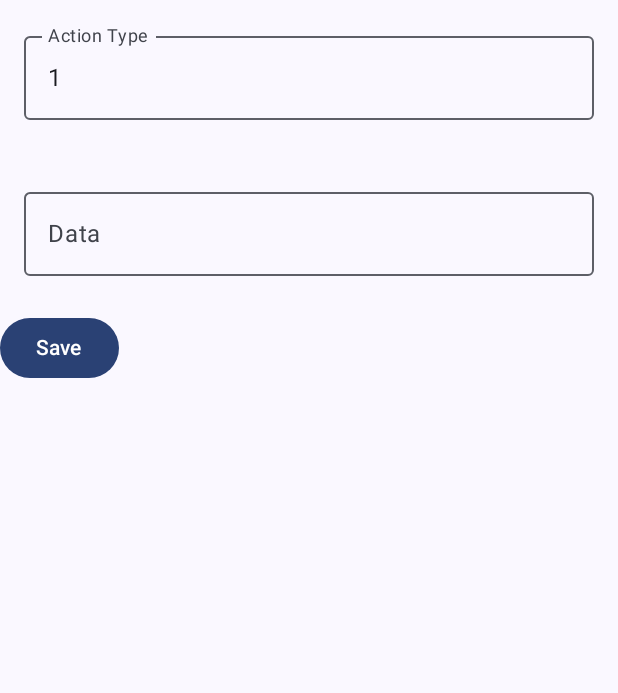
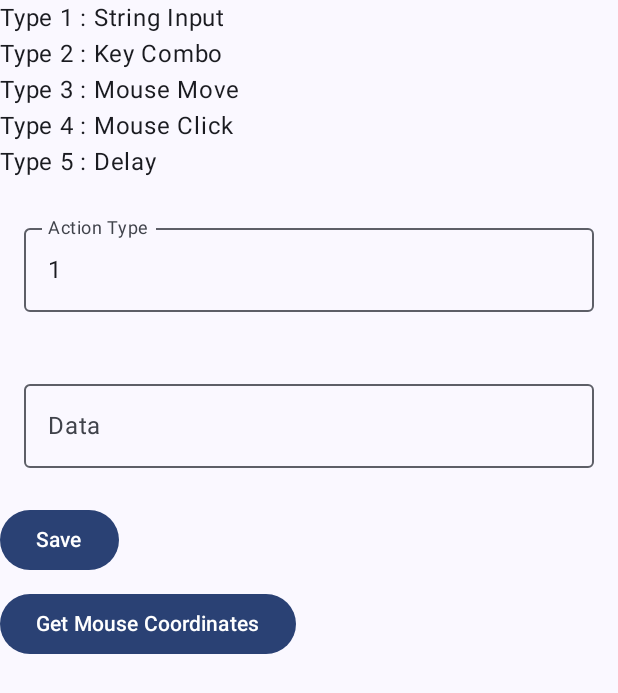
Before and after one commit to jainhardik120/MacroKeyboard, an Android app built with Jetpack Compose: the composable ActionEditScreen shown on its own in the app's theme, on a phone screen of 412 x 824 dp. Shown: the top 693 px of the screen. Run offline under Robolectric (Android 15) with nearby library versions, the phone set to English and light mode, and no system bars; our stand-ins replace Dagger/Hilt's generated code; 1 statement that could not run was skipped.

Commit message:
Mouse Coordinates Implemented

```diff
--- a/Reciever/src/main/java/Server.java
+++ b/Reciever/src/main/java/Server.java
@@ -3,6 +3,7 @@ import java.awt.event.InputEvent;
 import java.io.BufferedReader;
 import java.io.IOException;
 import java.io.InputStreamReader;
+import java.io.PrintStream;
 import java.net.*;
 import java.awt.*;
 import java.awt.event.KeyEvent;
@@ -209,6 +210,9 @@ public class Server {
                     mouseClick(jsonObject.getString("data"), robot);
                 } else if(jsonObject.get("type").equals("5")){
                     sleep(Long.parseLong(jsonObject.getString("data")));
+                }else if(jsonObject.get("type").equals("-1")){
+                    Point p = MouseInfo.getPointerInfo().getLocation();
+                    System.out.println(p.x + "," + p.y);
                 }
             } catch (IOException | JSONException | AWTException e) {
                 e.printStackTrace();
--- a/app/src/main/java/com/jainhardik120/macrokeyboard/ui/presentation/action/ActionEditScreen.kt
+++ b/app/src/main/java/com/jainhardik120/macrokeyboard/ui/presentation/action/ActionEditScreen.kt
@@ -41,6 +41,12 @@ fun ActionEditScreen(onNavigate: () -> Unit, viewModel: ActionEditViewModel = hi
                 .fillMaxSize()
                 .padding(it)
         ) {
+            Text(text = "Type 1 : String Input")
+            Text(text = "Type 2 : Key Combo")
+            Text(text = "Type 3 : Mouse Move")
+            Text(text = "Type 4 : Mouse Click")
+            Text(text = "Type 5 : Delay")
+            Spacer(Modifier.height(8.dp))
             OutlinedTextField(
                 value = if (state.actionType == -1) "" else state.actionType.toString(),
                 onValueChange = { string ->
@@ -78,6 +84,12 @@ fun ActionEditScreen(onNavigate: () -> Unit, viewModel: ActionEditViewModel = hi
             }) {
                 Text(text = "Save")
             }
+            Spacer(modifier = Modifier.height(8.dp))
+            Button(onClick = {
+                viewModel.onEvent(ActionEditScreenEvent.GetMouseCoordinates)
+            }) {
+                Text(text = "Get Mouse Coordinates")
+            }
         }
     }
 }
--- a/app/src/main/java/com/jainhardik120/macrokeyboard/ui/presentation/action/ActionEditScreenEvent.kt
+++ b/app/src/main/java/com/jainhardik120/macrokeyboard/ui/presentation/action/ActionEditScreenEvent.kt
@@ -7,4 +7,5 @@ sealed class ActionEditScreenEvent {
     data class ActionTypeChanged(val string: String) : ActionEditScreenEvent()
     data class ActionDataChanged(val string: String) : ActionEditScreenEvent()
     object BackPressed: ActionEditScreenEvent()
+    object GetMouseCoordinates: ActionEditScreenEvent()
 }
--- a/app/src/main/java/com/jainhardik120/macrokeyboard/ui/presentation/home/HomeViewModel.kt
+++ b/app/src/main/java/com/jainhardik120/macrokeyboard/ui/presentation/home/HomeViewModel.kt
@@ -118,7 +118,6 @@ class HomeViewModel @Inject constructor(
 //                Log.d(TAG, "sendData: ${e.message}")
                 e.message?.let { UiEvent.ShowSnackbar(it) }?.let { sendUiEvent(it) }
             }
-
         }
     }
 }
```
Also changed, not shown: app/src/main/java/com/jainhardik120/macrokeyboard/ui/presentation/action/ActionEditViewModel.kt (+25 -1 lines), 1 other file.
